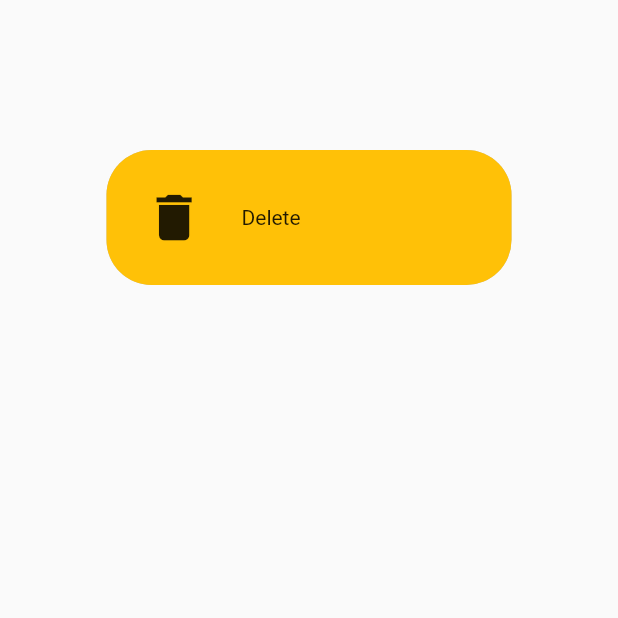
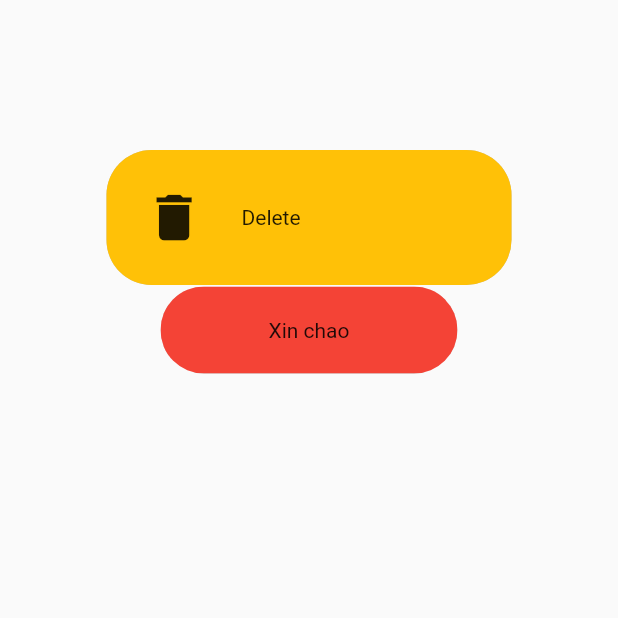
Before and after one commit to trantrongkim98/storybook, a Flutter app: the screen it shows after launch, on a phone screen of 412 x 824 dp, the top half of it. Run offline on Flutter 3.47's test engine with Material 2 defaults, Android fonts, the phone set to English and light mode, and no system bars; our stand-ins replace audioplayers, flutter_keyboard_visibility.

Commit message:
chore: update button

```diff
--- a/plugins/base_widget/example/lib/home_page.dart
+++ b/plugins/base_widget/example/lib/home_page.dart
@@ -33,6 +33,15 @@ class _HomePageState extends State<HomePage> {
               borderRadius: BorderRadius.circular(30),
               text: "Delete",
             ),
+            Button(
+              width: 200,
+              height: 60,
+              onCallback: () {},
+              color: Colors.red,
+              alignment: Alignment.center,
+              borderRadius: BorderRadius.circular(30),
+              child: Text("Xin chao"),
+            ),
           ],
         ),
       ),
--- a/plugins/base_widget/lib/base_widget.dart
+++ b/plugins/base_widget/lib/base_widget.dart
@@ -1,2 +1 @@
-export 'package:base_widget/src/ui/button/delete_button.dart';
-export 'package:base_widget/src/ui/button/button_state.dart';
+export 'package:base_widget/src/ui/button/button_import.dart';
--- /dev/null
+++ b/plugins/base_widget/lib/src/ui/button/button.dart
@@ -0,0 +1,121 @@
+import 'package:flutter/material.dart';
+
+class Button extends StatelessWidget {
+  /// The color to paint behind the [child].
+  ///
+  /// This property should be preferred when the background is a simple color.
+  /// For other cases, such as gradients or images, use the [decoration]
+  /// property.
+  ///
+  final Color color;
+
+  /// the disable press [Button]
+  final bool disable;
+
+  /// the [width] of Button
+  final double width;
+
+  /// The [child] contained by the Button.
+  final Widget child;
+
+  /// the [height] of Button
+  final double height;
+
+  /// the color to paint line of border
+  final Color borderColor;
+
+  /// Empty space to surround the [decoration] and [child].
+  final EdgeInsets margin;
+
+  /// Empty space to inscribe inside the [Button]. The [child], if any, is
+  /// placed inside this padding.
+  ///
+  /// This padding is in addition to any padding inherent in the [decoration];
+  /// see [Decoration.padding].
+  final EdgeInsets padding;
+
+  /// Align the [child] within the container.
+  ///
+  /// If non-null, the container will expand to fill its parent and position its
+  /// child within itself according to the given value. If the incoming
+  /// constraints are unbounded, then the child will be shrink-wrapped instead.
+  ///
+  /// Ignored if [child] is null.
+  ///
+  /// See also:
+  ///
+  ///  * [Alignment], a class with convenient constants typically used to
+  ///    specify an [AlignmentGeometry].
+  ///  * [AlignmentDirectional], like [Alignment] for specifying alignments
+  ///    relative to text direction.
+  final Alignment alignment;
+
+  /// Called when the button is tapped or otherwise activated.
+  final Function onCallback;
+
+  /// A list of shadows cast by this box behind the box.
+  ///
+  /// The shadow follows the [shape] of the box.
+  ///
+  /// See also:
+  ///
+  ///  * [kElevationToShadow], for some predefined shadows used in Material
+  ///    Design.
+  ///  * [PhysicalModel], a widget for showing shadows.
+  final List<BoxShadow> boxShadow;
+
+  /// The border radius of the rounded corners.
+  ///
+  /// Values are clamped so that horizontal and vertical radii sums do not
+  /// exceed width/height.
+  ///
+  /// This value is ignored if [clipper] is non-null.
+  final BorderRadius borderRadius;
+
+  const Button({
+    Key key,
+    this.color,
+    this.width,
+    this.child,
+    this.height,
+    this.padding,
+    this.boxShadow,
+    this.alignment,
+    this.onCallback,
+    this.disable = false,
+    this.margin = EdgeInsets.zero,
+    this.borderRadius = BorderRadius.zero,
+    this.borderColor = Colors.transparent,
+  }) : super(key: key);
+
+  @override
+  Widget build(BuildContext context) {
+    return Container(
+      width: this.width,
+      height: this.height,
+      margin: this.margin,
+      padding: this.padding,
+      decoration: BoxDecoration(
+        boxShadow: this.boxShadow,
+        borderRadius: this.borderRadius,
+        border: Border.all(color: this.borderColor),
+      ),
+      child: IgnorePointer(
+        ignoring: this.disable,
+        child: ClipRRect(
+          borderRadius: this.borderRadius,
+          child: RawMaterialButton(
+            fillColor: this.color,
+            onPressed: this.onCallback,
+            child: Container(
+              width: this.width,
+              child: this.child,
+              height: this.height,
+              alignment: this.alignment,
+            ),
+          ),
+        ),
+      ),
+    );
+  }
+}
--- /dev/null
+++ b/plugins/base_widget/lib/src/ui/button/button_import.dart
@@ -0,0 +1,3 @@
+export './button.dart';
+export './button_state.dart';
+export './delete_button.dart';
--- a/plugins/base_widget/lib/src/ui/button/delete_button.dart
+++ b/plugins/base_widget/lib/src/ui/button/delete_button.dart
@@ -1,10 +1,10 @@
+import 'package:flutter/material.dart';
 import 'package:base_widget/src/ui/button/button_state.dart';
-import 'package:flutter/material.dart';
 
 class DeleteButton extends StatefulWidget {
-  final IconData icon;
   final String text;
   final double width;
+  final IconData icon;
   final double height;
   final TextStyle style;
   final ButtonState state;
```
